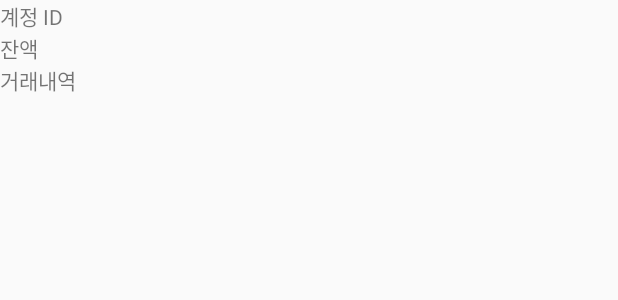
After one commit to cokemania2/TimeManagementApp, an Android app: the layout activity_user_info.xml on its own in the app's theme, with its tools: preview values and no code run, on a phone screen of 412 x 824 dp. The commit adds this screen. Shown: the top 300 px of the screen. Run offline under Robolectric (Android 15) with nearby library versions, the phone set to English and light mode, and no system bars.

Commit message:
관리자 페이지 구현
TODO 이용자 리스트를 TextView로 보여주는데 이를 클릭 가능한 리스트로 만들어서 세부정보 확인 가능하도록 해야한다.

```diff
--- a/app/src/main/AndroidManifest.xml
+++ b/app/src/main/AndroidManifest.xml
@@ -1,7 +1,8 @@
 <?xml version="1.0" encoding="utf-8"?>
 <manifest xmlns:android="http://schemas.android.com/apk/res/android"
     package="com.example.myapplication">
-    <uses-permission android:name="android.permission.INTERNET"/>
+
+    <uses-permission android:name="android.permission.INTERNET" />
 
     <application
         android:allowBackup="true"
@@ -10,6 +11,7 @@
         android:roundIcon="@mipmap/ic_launcher_round"
         android:supportsRtl="true"
         android:theme="@style/AppTheme">
+        <activity android:name=".UserInfoActivity"></activity>
         <activity android:name=".Info" />
         <activity android:name=".SplahScreenActivity2" />
         <activity android:name=".setTimeActivity" />
--- a/app/src/main/java/adapter/Item_Home_Adapter.java
+++ b/app/src/main/java/adapter/Item_Home_Adapter.java
@@ -38,7 +38,7 @@
         @Override
         public void onBindViewHolder(final ViewHolder holder, int position) {
             holder.name.setText(userList.get(position).getName());
-            holder.account.setText(userList.get(position).getAccount());
+            holder.account.setText(userList.get(position).getAddress());
         }
 
         @Override
--- a/app/src/main/java/aergo/hacker_edu/AergoTransaction.java
+++ b/app/src/main/java/aergo/hacker_edu/AergoTransaction.java
@@ -90,6 +90,7 @@ public class AergoTransaction {
 			System.out.println(">>>>>>>> 트랜잭션 Send");
 			TxHash txHash = wallet.send(accountAddress , Aer.of(amount, Unit.GAER), Fee.of(Aer.of(fee, Unit.AER), 5), new BytesValue(payload.getBytes()));
 
+
 			return txHash;
 		}
 
--- a/app/src/main/java/aergo/hacker_edu/SampleMain.java
+++ b/app/src/main/java/aergo/hacker_edu/SampleMain.java
@@ -57,7 +57,7 @@ public class SampleMain {
 
 		Wallet wallet = AergoCommon.getAergoWallet(endpoint);
 
-		AergoQuery.getBlance(wallet, fromAddress);
+		AergoQuery.getBalance(wallet, fromAddress);
 
 		//client 종료
 		wallet.close();
--- a/app/src/main/java/com/example/myapplication/MainActivity.java
+++ b/app/src/main/java/com/example/myapplication/MainActivity.java
@@ -40,7 +40,7 @@ public class MainActivity extends AppCompatActivity {
         patentsB.setOnClickListener(new View.OnClickListener() {
             @Override
             public void onClick(View view) {
-                Intent goToparent = new Intent(getApplicationContext(), userMain.class);
+                Intent goToparent = new Intent(getApplicationContext(), adminMain.class);
                 startActivity(goToparent);
             }
         });
--- a/app/src/main/java/com/example/myapplication/aergo/hacker_edu/AergoQuery.java
+++ b/app/src/main/java/com/example/myapplication/aergo/hacker_edu/AergoQuery.java
@@ -13,7 +13,7 @@ import hera.wallet.Wallet;
 public class AergoQuery {
 
     //wallet으로 잔고 조회
-    public static void getBlance(Wallet wallet, String address) {
+    public static void getBalance(Wallet wallet, String address) {
         //조회할 주소 설정
         AccountAddress accountAddress = AccountAddress.of(address);
         //Account 상태 조회
--- a/app/src/main/java/com/example/myapplication/aergo/hacker_edu/SampleMain.java
+++ b/app/src/main/java/com/example/myapplication/aergo/hacker_edu/SampleMain.java
@@ -56,7 +56,7 @@ public class SampleMain {
 
         Wallet wallet = AergoCommon.getAergoWallet(endpoint);
 
-        AergoQuery.getBlance(wallet, fromAddress);
+        AergoQuery.getBalance(wallet, fromAddress);
 
         //client 종료
         wallet.close();
--- /dev/null
+++ b/app/src/main/res/layout/activity_user_info.xml
@@ -0,0 +1,26 @@
+<?xml version="1.0" encoding="utf-8"?>
+<LinearLayout xmlns:android="http://schemas.android.com/apk/res/android"
+    xmlns:app="http://schemas.android.com/apk/res-auto"
+    xmlns:tools="http://schemas.android.com/tools"
+    android:layout_width="match_parent"
+    android:layout_height="match_parent"
+    android:orientation="vertical"
+    tools:context=".UserInfoActivity">
+
+    <TextView
+        android:id="@+id/tv_userAccount"
+        android:layout_width="match_parent"
+        android:layout_height="wrap_content"
+        android:text="계정 ID"/>
+    <TextView
+        android:id="@+id/tv_userBalance"
+        android:layout_width="match_parent"
+        android:layout_height="wrap_content"
+        android:text="잔액"/>
+    <TextView
+        android:id="@+id/tv_userTx"
+        android:layout_width="match_parent"
+        android:layout_height="wrap_content"
+        android:text="거래내역"/>
+
+</LinearLayout>
```
Also changed, not shown: app/src/main/java/aergo/hacker_edu/AergoQuery.java (+11 -3 lines), app/src/main/java/com/example/myapplication/User.java (+35 -12 lines), app/src/main/java/com/example/myapplication/UserInfoActivity.java (added, +105 -0 lines), app/src/main/java/com/example/myapplication/adminMain.java (+16 -2 lines), app/src/main/res/layout/activity_admin_main.xml (+16 -7 lines).
